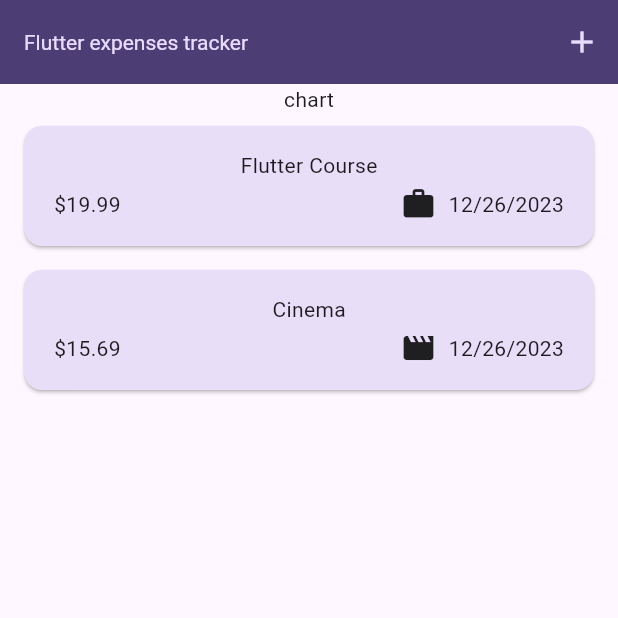
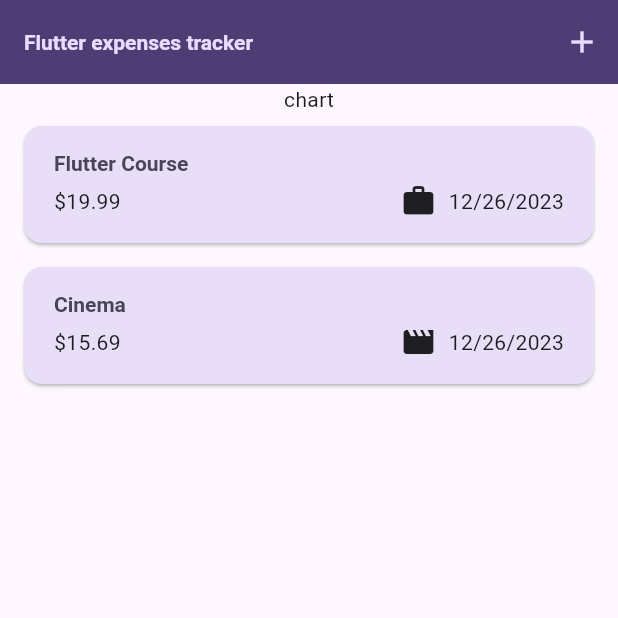
Before and after one commit to yusufdehbi/flutter_expense_tracker, a Flutter app: the screen it shows after launch, on a phone screen of 412 x 824 dp, the top half of it. Run offline on Flutter 3.47's test engine with Material 3 defaults, Android fonts, the phone set to English and light mode, and no system bars.

Commit message:
using theme data in widgets

```diff
--- a/lib/main.dart
+++ b/lib/main.dart
@@ -24,7 +24,7 @@ void main() {
         ),
         textTheme: ThemeData().textTheme.copyWith(
               titleLarge: TextStyle(
-                  fontWeight: FontWeight.normal,
+                  fontWeight: FontWeight.bold,
                   color: kColorScheme.onSecondaryContainer,
                   fontSize: 14),
             ),
--- a/lib/widgets/expenses_list/expense_item.dart
+++ b/lib/widgets/expenses_list/expense_item.dart
@@ -15,8 +15,12 @@ class ExpenseItem extends StatelessWidget {
           vertical: 16,
         ),
         child: Column(
+          crossAxisAlignment: CrossAxisAlignment.start,
           children: [
-            Text(expense.title),
+            Text(
+              expense.title,
+              style: Theme.of(context).textTheme.titleLarge,
+            ),
             const SizedBox(
               height: 4,
             ),
--- a/lib/widgets/expenses_list/expenses_list.dart
+++ b/lib/widgets/expenses_list/expenses_list.dart
@@ -15,6 +15,11 @@ class ExpensesList extends StatelessWidget {
       itemCount: expenses.length,
       itemBuilder: (ctx, index) => Dismissible(
         key: ValueKey(expenses[index]),
+        background: Container(
+          color: Theme.of(context).colorScheme.error.withOpacity(0.75),
+          margin: EdgeInsets.symmetric(
+              horizontal: Theme.of(context).cardTheme.margin!.horizontal),
+        ),
         onDismissed: (direction) {
           onRemoveExpense(expenses[index]);
         },
```
